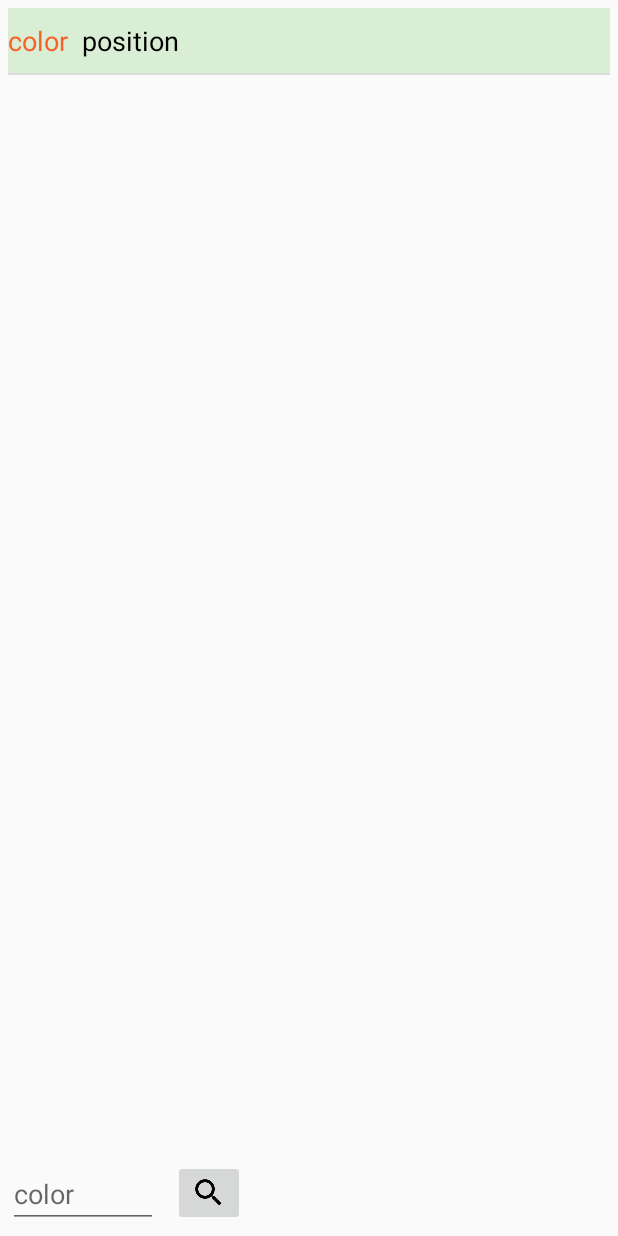
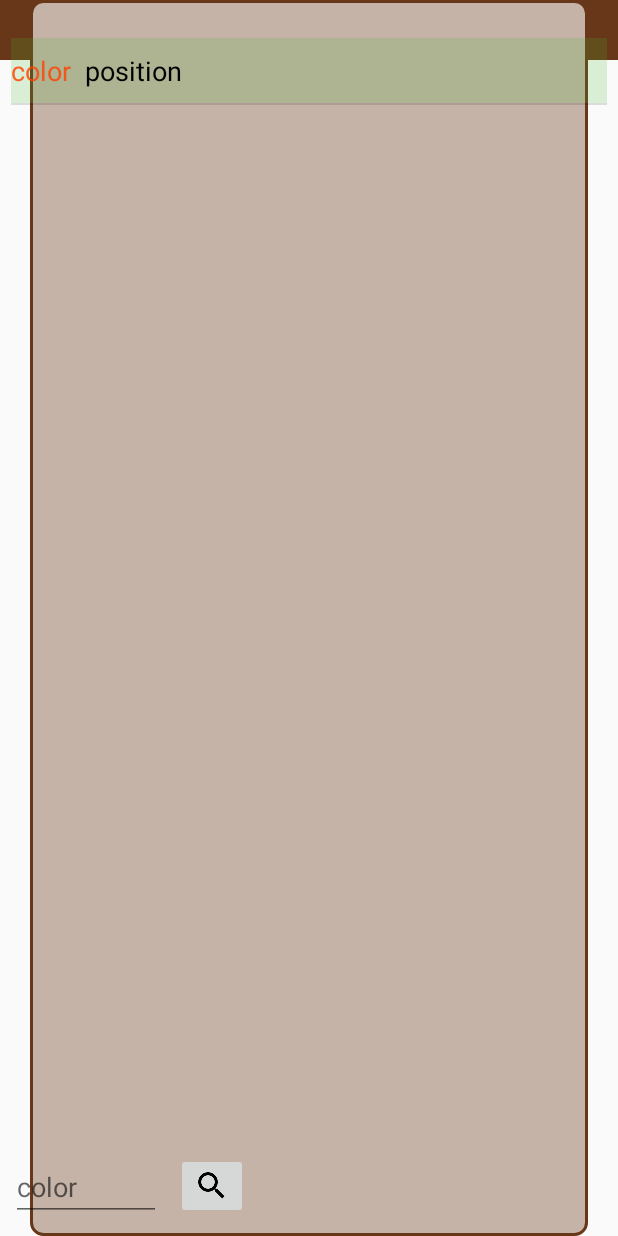
Before and after one commit to veontomo/biser2, an Android app: the screen it shows after launch (BeadSearchActivity), on a phone screen of 412 x 824 dp. Run offline under Robolectric (Android 15) with nearby library versions, the phone set to English and light mode, and no system bars.

Commit message:
feat: add some style

```diff
--- /dev/null
+++ b/app/src/main/res/drawable/rounded_rectangle.xml
@@ -0,0 +1,13 @@
+<?xml version="1.0" encoding="UTF-8"?>
+<shape xmlns:android="http://schemas.android.com/apk/res/android">
+    <solid android:color="@color/primary_dark"/>
+    <stroke
+        android:width="@dimen/spaceTiny"
+        android:color="@color/primary"/>
+    <corners android:radius="@dimen/spaceSmall"/>
+    <padding
+        android:bottom="@dimen/spaceSmaller"
+        android:left="@dimen/spaceTiny"
+        android:right="@dimen/spaceTiny"
+        android:top="@dimen/spaceLarge"/>
+</shape>
--- /dev/null
+++ b/app/src/main/res/drawable/search_history_bg.xml
@@ -0,0 +1,13 @@
+<?xml version="1.0" encoding="UTF-8"?>
+<layer-list xmlns:android="http://schemas.android.com/apk/res/android">
+    <item
+        android:height="@dimen/spaceHuge"
+        android:gravity="top"
+        android:drawable="@drawable/strip"
+        android:bottom="@dimen/spaceHuge"
+        />
+    <item
+        android:drawable="@drawable/rounded_rectangle"
+        android:left="@dimen/spaceLarge"
+        android:right="@dimen/spaceLarge"/>
+</layer-list>
--- /dev/null
+++ b/app/src/main/res/drawable/strip.xml
@@ -0,0 +1,5 @@
+<?xml version="1.0" encoding="utf-8"?>
+<shape xmlns:android="http://schemas.android.com/apk/res/android"
+       android:shape="rectangle">
+    <solid android:color="@color/primary"/>
+</shape>
--- a/app/src/main/res/layout/activity_bead_search.xml
+++ b/app/src/main/res/layout/activity_bead_search.xml
@@ -3,6 +3,7 @@
               android:layout_width="match_parent"
               android:layout_height="match_parent"
               android:orientation="vertical"
+              android:background="@drawable/search_history_bg"
               tools:context="com.veontomo.bead.BeadSearchActivity">
 
     <fragment
--- a/app/src/main/res/values/dimens.xml
+++ b/app/src/main/res/values/dimens.xml
@@ -2,4 +2,18 @@
     <!-- Default screen margins, per the Android Design guidelines. -->
     <dimen name="activity_horizontal_margin">16dp</dimen>
     <dimen name="activity_vertical_margin">16dp</dimen>
+    <dimen name="textTiny">10sp</dimen>
+    <dimen name="textSmaller">15sp</dimen>
+    <dimen name="textSmall">20sp</dimen>
+    <dimen name="textMedium">25sp</dimen>
+    <dimen name="textLarge">30sp</dimen>
+    <dimen name="textLarger">35sp</dimen>
+    <dimen name="textHuge">45sp</dimen>
+    <dimen name="spaceTiny">2sp</dimen>
+    <dimen name="spaceSmaller">5dp</dimen>
+    <dimen name="spaceSmall">8dp</dimen>
+    <dimen name="spaceMedium">12dp</dimen>
+    <dimen name="spaceLarge">20sp</dimen>
+    <dimen name="spaceLarger">25sp</dimen>
+    <dimen name="spaceHuge">40sp</dimen>
 </resources>
```
Also changed, not shown: app/src/main/res/layout/fragment_search_and_history.xml (+8 -8 lines), app/src/main/res/values/colors.xml (added, +12 -0 lines), app/src/main/res/mipmap-hdpi/circles.png (added), app/src/main/res/mipmap-mdpi/circles.png (added), app/src/main/res/mipmap-xhdpi/circles.png (added), app/src/main/res/mipmap-xxhdpi/circles.png (added), app/src/main/res/mipmap-xxxhdpi/circles.png (added), 2 other files.
